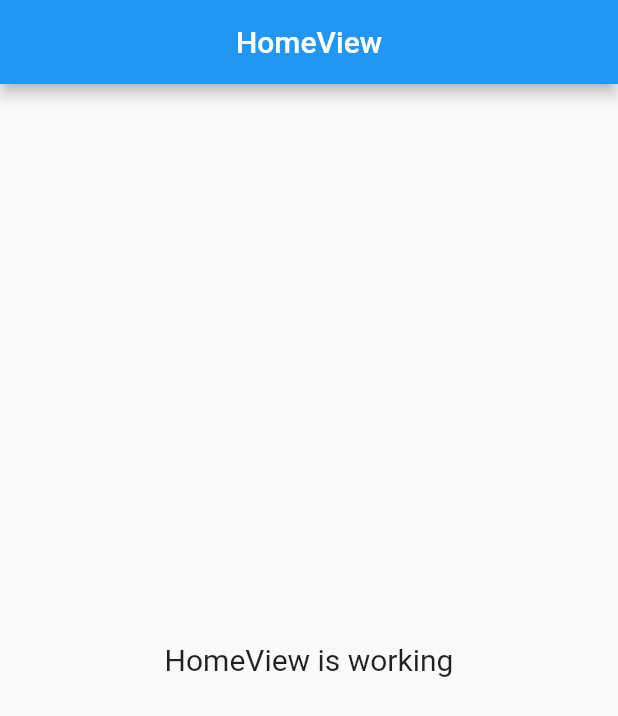
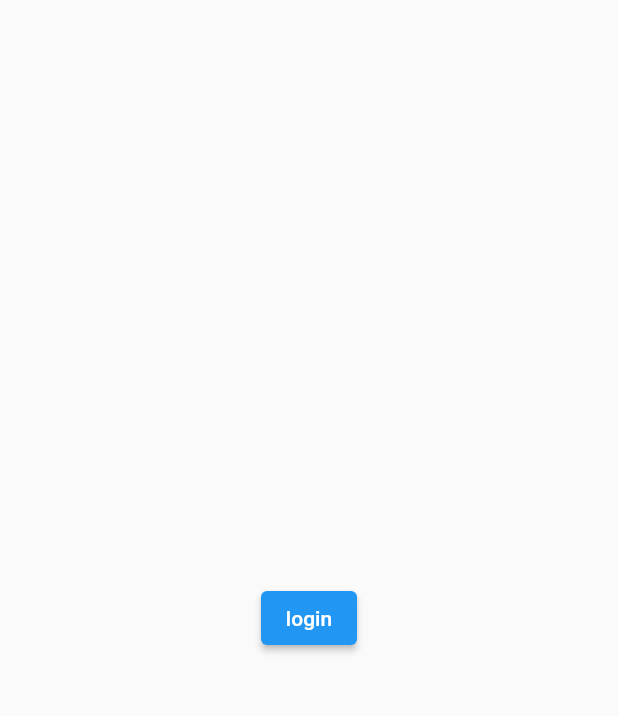
Before and after one commit to WarmHobo95/clitest03, a Flutter app: the screen it shows after launch, on a phone screen of 412 x 824 dp. Shown: the top 716 px of the screen. Run offline on Flutter 3.47's test engine with Material 2 defaults, Android fonts, the light colour scheme and no system bars; our stand-ins replace get.

Commit message:
routes_done

```diff
--- a/lib/app/modules/home/views/home_view.dart
+++ b/lib/app/modules/home/views/home_view.dart
@@ -1,3 +1,4 @@
+import 'package:clitest03/app/routes/app_pages.dart';
 import 'package:flutter/material.dart';
 
 import 'package:get/get.dart';
@@ -9,16 +10,9 @@ class HomeView extends GetView<HomeController> {
   @override
   Widget build(BuildContext context) {
     return Scaffold(
-      appBar: AppBar(
-        title: const Text('HomeView'),
-        centerTitle: true,
-      ),
-      body: const Center(
-        child: Text(
-          'HomeView is working',
-          style: TextStyle(fontSize: 20),
+      body: Center(
+        child: ElevatedButton(onPressed:() => Get.toNamed(Routes.LOGIN), child: const Text("login"),),
         ),
-      ),
-    );
+      );
   }
 }
--- a/lib/app/routes/app_pages.dart
+++ b/lib/app/routes/app_pages.dart
@@ -2,6 +2,8 @@ import 'package:get/get.dart';
 
 import '../modules/home/bindings/home_binding.dart';
 import '../modules/home/views/home_view.dart';
+import '../modules/login/bindings/login_binding.dart';
+import '../modules/login/views/login_view.dart';
 
 part 'app_routes.dart';
 
@@ -16,5 +18,10 @@ class AppPages {
       page: () => const HomeView(),
       binding: HomeBinding(),
     ),
+    GetPage(
+      name: _Paths.LOGIN,
+      page: () => const LoginView(),
+      binding: LoginBinding(),
+    ),
   ];
 }
--- a/lib/app/routes/app_routes.dart
+++ b/lib/app/routes/app_routes.dart
@@ -4,9 +4,11 @@ part of 'app_pages.dart';
 abstract class Routes {
   Routes._();
   static const HOME = _Paths.HOME;
+  static const LOGIN = _Paths.LOGIN;
 }
 
 abstract class _Paths {
   _Paths._();
   static const HOME = '/home';
+  static const LOGIN = '/login';
 }
```
Also changed, not shown: lib/app/modules/login/bindings/login_binding.dart (added, +12 -0 lines), lib/app/modules/login/controllers/login_controller.dart (added, +23 -0 lines), lib/app/modules/login/views/login_view.dart (added, +21 -0 lines).
